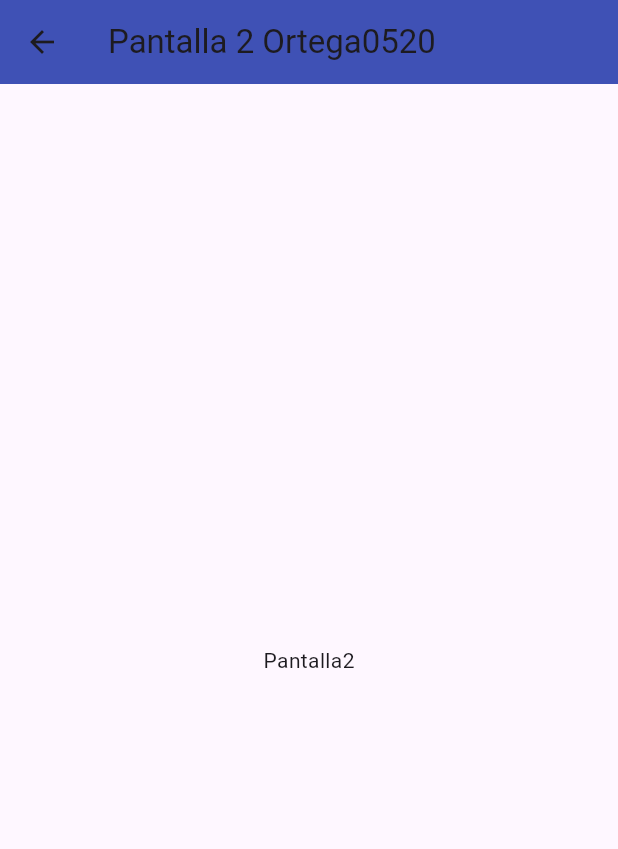
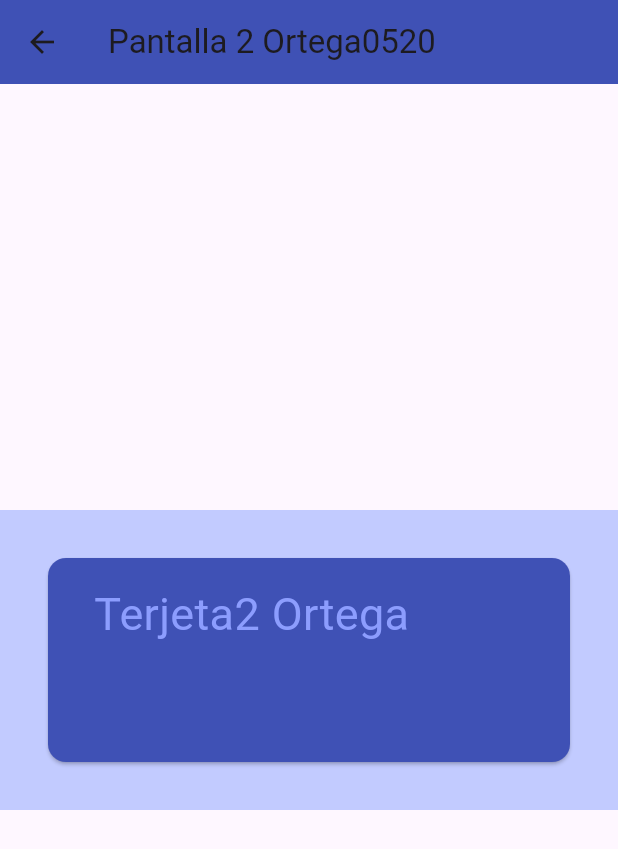
Before and after one commit to MAOMOrtega15/p15_0520, a Flutter app: the Pantalla2_0520 screen opened by its route, on a phone screen of 412 x 824 dp. Shown: the top 849 px of the screen. Run offline on Flutter 3.47's test engine with Material 3 defaults, Android fonts, the phone set to English and light mode, and no system bars.

```diff
--- a/lib/main.dart
+++ b/lib/main.dart
@@ -3,7 +3,7 @@ import 'package:ortega0520/pantalla2_0520.dart';
 import 'package:ortega0520/pantalla1_0520.dart';
 import 'package:ortega0520/pantallaini_0520.dart';
 
-void main() => runApp(MiApp0520());
+void main() => runApp(const MiApp0520());
 
 class MiApp0520 extends StatelessWidget {
   const MiApp0520({Key? key}) : super(key: key);
@@ -15,8 +15,8 @@ class MiApp0520 extends StatelessWidget {
       initialRoute: "/",
       routes: {
         "/": (context) => const Pantallaini_0520(),
-        "/pantalla1_0520": (context) => Pantalla1_0520(),
-        "/pantalla2_0520": (context) => Pantalla2_0520(),
+        "/pantalla1_0520": (context) => const Pantalla1_0520(),
+        "/pantalla2_0520": (context) => const Pantalla2_0520(),
       }, // fin ruta paginas
     ); // fin de material
   } // fin widget
--- a/lib/pantalla2_0520.dart
+++ b/lib/pantalla2_0520.dart
@@ -9,12 +9,25 @@ class Pantalla2_0520 extends StatelessWidget {
   Widget build(BuildContext context) {
     return Scaffold(
       appBar: AppBar(
-        title: Text('Pantalla 2 Ortega0520'),
+        title: const Text('Pantalla 2 Ortega0520'),
         backgroundColor: Colors.indigo,
       ),
       body: Center(
-        child: Text(
-          'Pantalla2',
+        child: Container(
+          color: Color(0xffc2cbff),
+          width: double.infinity,
+          height: 200,
+          child: Card(
+            color: Colors.indigo,
+            margin: EdgeInsets.all(32),
+            child: Padding(
+              padding: EdgeInsets.all(16),
+              child: Text(
+                "  Terjeta2 Ortega",
+                style: TextStyle(fontSize: 30, color: Color(0xff8c9dfe)),
+              ),
+            ),
+          ),
         ),
       ),
     );
--- a/lib/pantallaini_0520.dart
+++ b/lib/pantallaini_0520.dart
@@ -7,7 +7,7 @@ class Pantallaini_0520 extends StatelessWidget {
   Widget build(BuildContext context) {
     return Scaffold(
       appBar: AppBar(
-        title: const Text("Pagina Inicial Ortega"),
+        title: const Text("Pagina Inicial Ortega 0520"),
         backgroundColor: Colors.blueGrey,
       ),
       body: Center(
@@ -18,13 +18,13 @@ class Pantallaini_0520 extends StatelessWidget {
             onPressed: () {
               Navigator.pushNamed(context, "/pantalla1_0520");
             }, // fin de onpressed
-            child: const Text("Mover a pantalla 1"),
+            child: const Text("Ejemplo Card 1"),
           ),
           ElevatedButton(
             onPressed: () {
               Navigator.pushNamed(context, "/pantalla2_0520");
             }, // fin de onpressed
-            child: const Text("Mover a pantalla 2"),
+            child: const Text("Ejemplo Card 2"),
           )
         ],
       )),
```
Also changed, not shown: lib/pantalla1_0520.dart (+9 -7 lines).
